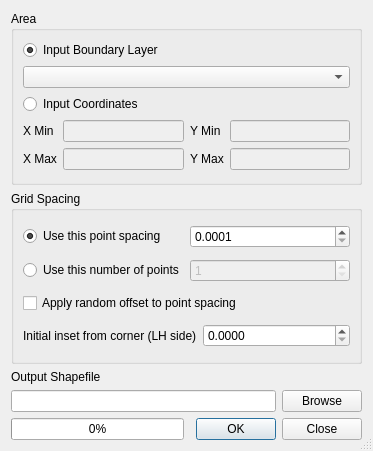
Above: python/plugins/fTools/tools/frmRegPoints.ui from qgis/QGIS before the change. Below: the same form after it.
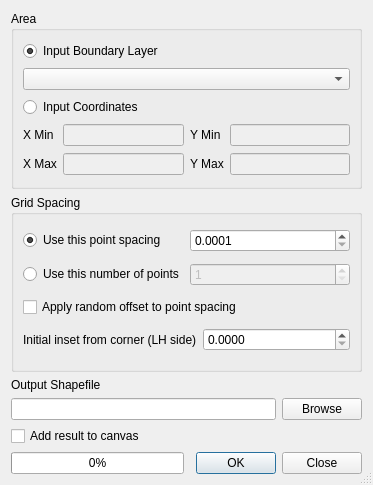
That is the form after the change.

What changed in the file:
```diff
--- a/python/plugins/fTools/tools/frmRegPoints.ui
+++ b/python/plugins/fTools/tools/frmRegPoints.ui
@@ -10,7 +10,7 @@
     <x>0</x>
     <y>0</y>
     <width>373</width>
-    <height>451</height>
+    <height>485</height>
    </rect>
   </property>
   <property name="windowTitle">
@@ -20,7 +20,7 @@
    <bool>true</bool>
   </property>
   <layout class="QGridLayout" name="gridLayout">
-   <item row="0" column="0" colspan="2">
+   <item row="0" column="0">
     <widget class="QGroupBox" name="groupBox">
      <property name="title">
       <string>Area</string>
@@ -105,7 +105,7 @@
      </layout>
     </widget>
    </item>
-   <item row="1" column="0" colspan="2">
+   <item row="1" column="0">
     <widget class="QGroupBox" name="gridBox">
      <property name="title">
       <string>Grid Spacing</string>
@@ -208,7 +208,7 @@
      </property>
     </widget>
    </item>
-   <item row="3" column="0" colspan="2">
+   <item row="3" column="0">
     <layout class="QHBoxLayout">
      <item>
       <widget class="QLineEdit" name="outShape">
@@ -227,6 +227,15 @@
     </layout>
    </item>
    <item row="4" column="0">
+    <widget class="QCheckBox" name="addToCanvasCheck">
+     <property name="text">
+      <string>Add result to canvas</string>
+     </property>
+    </widget>
+   </item>
+   <item row="5" column="0">
+    <layout class="QHBoxLayout" name="horizontalLayout">
+     <item>
     <widget class="QProgressBar" name="progressBar">
      <property name="value">
       <number>0</number>
@@ -239,7 +248,7 @@
      </property>
     </widget>
    </item>
-   <item row="4" column="1">
+     <item>
     <widget class="QDialogButtonBox" name="buttonBox_2">
      <property name="orientation">
       <enum>Qt::Horizontal</enum>
@@ -248,6 +257,8 @@
       <set>QDialogButtonBox::Close|QDialogButtonBox::Ok</set>
      </property>
     </widget>
+     </item>
+    </layout>
    </item>
   </layout>
  </widget>
```
Lines whose indentation alone changed are shown as unchanged.
